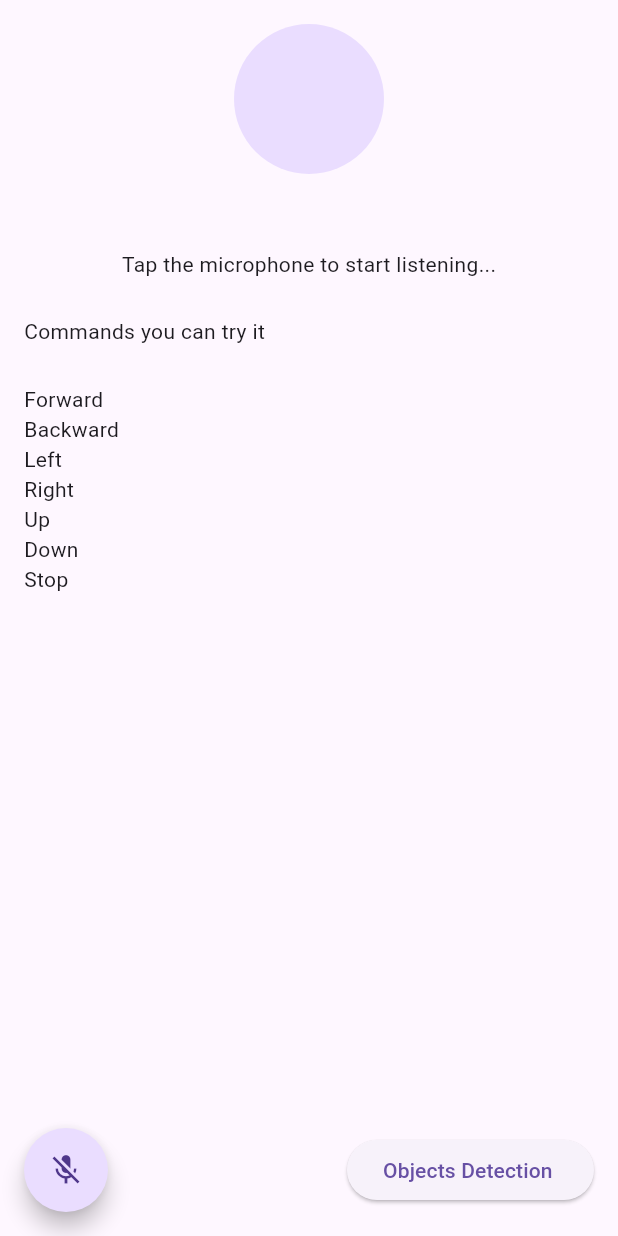
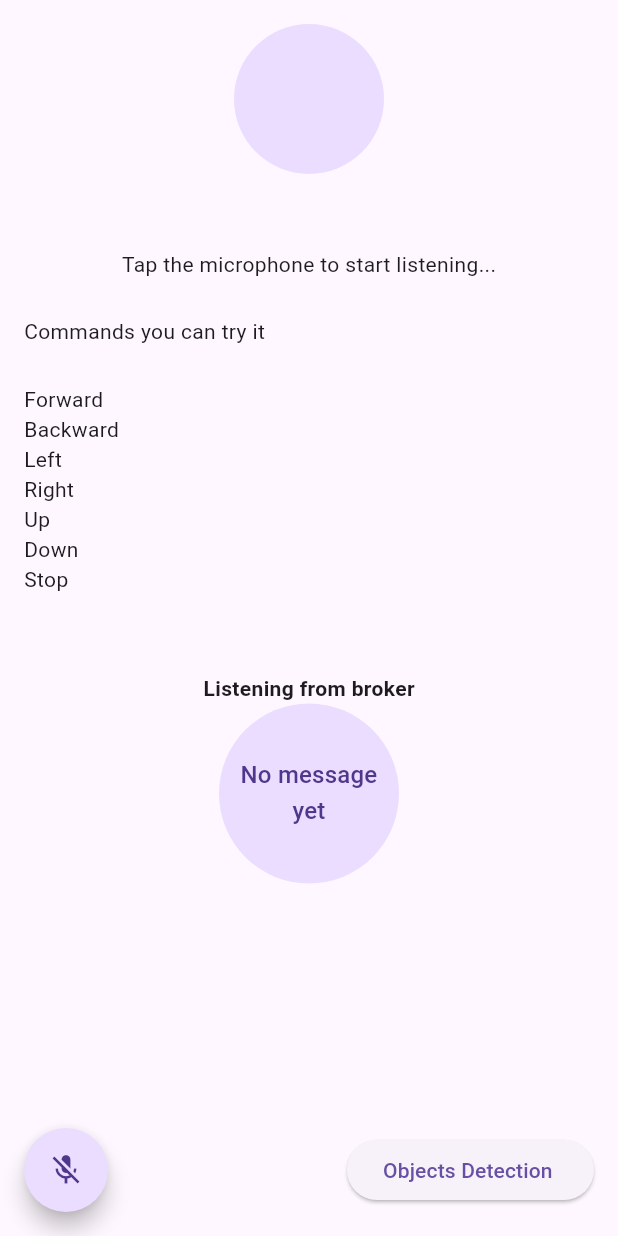
Before and after one commit to NehalAs/pyramakerz_task, a Flutter app: the screen it shows after launch, on a phone screen of 412 x 824 dp. Run offline on Flutter 3.47's test engine with Material 3 defaults, Android fonts, the light colour scheme and no system bars; our stand-ins replace camera, flutter_bloc, speech_to_text; missing offline and left inert: mqtt_client, tflite.

Commit message:
connect the app with MQTT

```diff
--- a/lib/modules/speech_recognition/cubit/speach_recognition_state.dart
+++ b/lib/modules/speech_recognition/cubit/speach_recognition_state.dart
@@ -11,3 +11,9 @@ final class StartListeningState extends SpeechRecognitionState {}
 final class StopListeningState extends SpeechRecognitionState {}
 
 final class DetectCommandState extends SpeechRecognitionState {}
+
+final class ListenMessageState extends SpeechRecognitionState {}
+
+final class PublishMessageState extends SpeechRecognitionState {}
+
+final class ConnectToBrokerState extends SpeechRecognitionState {}
--- a/lib/modules/speech_recognition/cubit/speech_recognition_cubit.dart
+++ b/lib/modules/speech_recognition/cubit/speech_recognition_cubit.dart
@@ -1,10 +1,13 @@
 import 'package:flutter_bloc/flutter_bloc.dart';
+import 'package:mqtt_client/mqtt_client.dart';
 import 'package:pyramakerz_task_f/modules/speech_recognition/cubit/speach_recognition_state.dart';
+import 'package:pyramakerz_task_f/services/mqtt_service.dart';
 import 'package:speech_to_text/speech_to_text.dart';
 
 class SpeechRecognitionCubit extends Cubit<SpeechRecognitionState> {
   SpeechRecognitionCubit() : super(SpeechRecognitionInitial()){
     initSpeech();
+    connectToMqtt();
   }
 
   static SpeechRecognitionCubit get(context) => BlocProvider.of(context);
@@ -14,7 +17,31 @@ class SpeechRecognitionCubit extends Cubit<SpeechRecognitionState> {
   String recognizedWords = '';
   List<String> commandWords=['Forward','Backward','Left','Right','Up','Down','Stop'];
 
+  MqttService mqttService=MqttService();
 
+  connectToMqtt()
+   {
+    mqttService.connect();
+    emit(ConnectToBrokerState());
+    listenToBrokerTopic();
+  }
+  String listenedStringMessage='No message yet';
+ void listenToBrokerTopic()
+   {
+     mqttService.client?.updates?.listen((List<MqttReceivedMessage<MqttMessage?>>? event) {
+       final message = event![0].payload as MqttPublishMessage;
+       listenedStringMessage = MqttPublishPayload.bytesToStringAsString(message.payload.message);
+       print('Received message: $listenedStringMessage');
+       emit(ListenMessageState());
+
+     });
+  }
+
+  publishToBrokerTopic({required String message})
+  {
+    mqttService.publishMessage(message);
+    emit(PublishMessageState());
+  }
 
   void initSpeech() async {
     isSpeechEnabled = await speechToText.initialize();
@@ -44,6 +71,7 @@ class SpeechRecognitionCubit extends Cubit<SpeechRecognitionState> {
     commandWords.forEach((element) {
       if(recognizedWords.contains(element.toLowerCase())){
         detectedCommand = element;
+        publishToBrokerTopic(message: element);
         emit(DetectCommandState());
       }
     },);
--- a/lib/modules/speech_recognition/views/speech_recognition_view.dart
+++ b/lib/modules/speech_recognition/views/speech_recognition_view.dart
@@ -6,6 +6,7 @@ import 'package:pyramakerz_task_f/modules/speech_recognition/cubit/speech_recogn
 import 'package:pyramakerz_task_f/modules/speech_recognition/views/widgets/command_list_view_item.dart';
 import 'package:pyramakerz_task_f/modules/speech_recognition/views/widgets/detected_command_widget.dart';
 import 'package:pyramakerz_task_f/modules/speech_recognition/views/widgets/recognized_words_widget.dart';
+import 'package:pyramakerz_task_f/services/mqtt_service.dart';
 
 class SpeechRecognitionView extends StatelessWidget {
   const SpeechRecognitionView({super.key});
@@ -39,6 +40,12 @@ class SpeechRecognitionView extends StatelessWidget {
                       height: 25,
                     ),
                     const CommandListViewItem(),
+                    SizedBox(height: 30,),
+                    Text('Listening from broker',style: TextStyle(fontWeight: FontWeight.bold),),
+                    CircleAvatar(radius: 60,child: Padding(
+                      padding: const EdgeInsets.all(8.0),
+                      child: Text(speechRecognitionCubit.listenedStringMessage,textAlign: TextAlign.center,),
+                    ),),
                     const Spacer(),
                     Row(
                       children: [
@@ -62,6 +69,7 @@ class SpeechRecognitionView extends StatelessWidget {
                                   builder: (context) =>
                                       const ObjectsDetectionView(),
                                 ));
+
                           },
                           child: const Text('Objects Detection '),
                         ),
--- /dev/null
+++ b/lib/services/mqtt_service.dart
@@ -0,0 +1,45 @@
+import 'package:mqtt_client/mqtt_client.dart';
+import 'package:mqtt_client/mqtt_server_client.dart';
+
+class MqttService {
+  MqttClient? client;
+  String broker = '192.168.8.184'; // Replace with your broker address
+  String topic = 'speech_topic';
+
+  void connect() async {
+    client = MqttServerClient(broker, 'flutter_client');
+    client!.port = 1883; // Default port for MQTT
+    client!.logging(on: true); // Optional, for debugging
+
+    // final connMessage = MqttConnectMessage()
+    //     .withClientIdentifier('flutter_client')
+    //     .startClean(); // Start a clean session
+
+    try {
+      print('Connecting to the broker...');
+      await client!.connect();
+      print('Connected to the broker!');
+
+      // Subscribe to a topic
+      client!.subscribe(topic, MqttQos.atMostOnce);
+    } catch (e) {
+      print('Error: $e');
+    }
+  }
+
+  // Publish a message to the broker
+  void publishMessage(String message) {
+    final builder = MqttClientPayloadBuilder();
+    builder.addString(message);
+
+    client!.publishMessage(topic, MqttQos.atMostOnce, builder.payload!);
+
+    print('Published message: $message');
+  }
+
+  // Disconnect from the broker
+  void disconnect() {
+    client!.disconnect();
+    print('Disconnected from the broker');
+  }
+}
```
